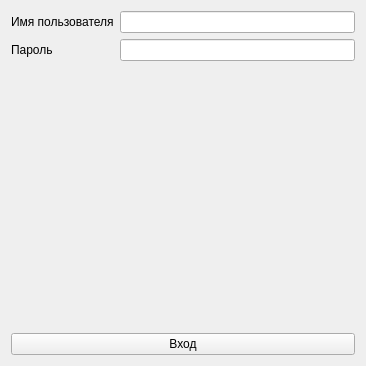
This is uis/login_dialog.ui in NerdSmith/lab1_bmil as Qt 5 draws it before an edit. The edited form follows.
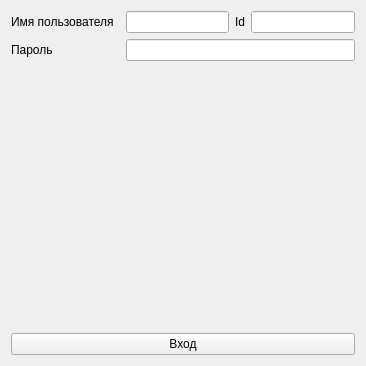
This is the edited form.

What changed in the file:
```diff
--- a/uis/login_dialog.ui
+++ b/uis/login_dialog.ui
@@ -16,13 +16,6 @@
   <layout class="QHBoxLayout" name="horizontalLayout">
    <item>
     <layout class="QGridLayout" name="gridLayout">
-     <item row="1" column="0">
-      <widget class="QLabel" name="label_2">
-       <property name="text">
-        <string>Пароль</string>
-       </property>
-      </widget>
-     </item>
      <item row="0" column="0">
       <widget class="QLabel" name="label">
        <property name="text">
@@ -30,17 +23,14 @@
        </property>
       </widget>
      </item>
-     <item row="0" column="1">
-      <widget class="QLineEdit" name="username_edit"/>
-     </item>
-     <item row="3" column="0" colspan="2">
-      <widget class="QPushButton" name="login_btn">
+     <item row="3" column="0">
+      <widget class="QLabel" name="label_2">
        <property name="text">
-        <string>Вход</string>
+        <string>Пароль</string>
        </property>
       </widget>
      </item>
-     <item row="2" column="0" colspan="2">
+     <item row="4" column="0" colspan="3">
       <spacer name="verticalSpacer">
        <property name="orientation">
         <enum>Qt::Vertical</enum>
@@ -53,9 +43,29 @@
        </property>
       </spacer>
      </item>
-     <item row="1" column="1">
+     <item row="0" column="2">
+      <widget class="QLineEdit" name="username_edit"/>
+     </item>
+     <item row="0" column="3">
+      <widget class="QLabel" name="label_3">
+       <property name="text">
+        <string>Id</string>
+       </property>
+      </widget>
+     </item>
+     <item row="0" column="4">
+      <widget class="QLineEdit" name="id_edit"/>
+     </item>
+     <item row="3" column="2" colspan="3">
       <widget class="QLineEdit" name="password_edit"/>
      </item>
+     <item row="5" column="0" colspan="5">
+      <widget class="QPushButton" name="login_btn">
+       <property name="text">
+        <string>Вход</string>
+       </property>
+      </widget>
+     </item>
     </layout>
    </item>
   </layout>
```
